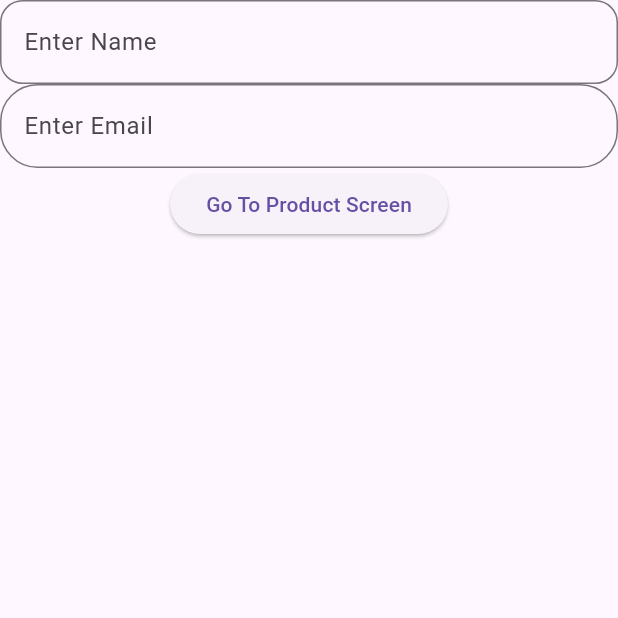
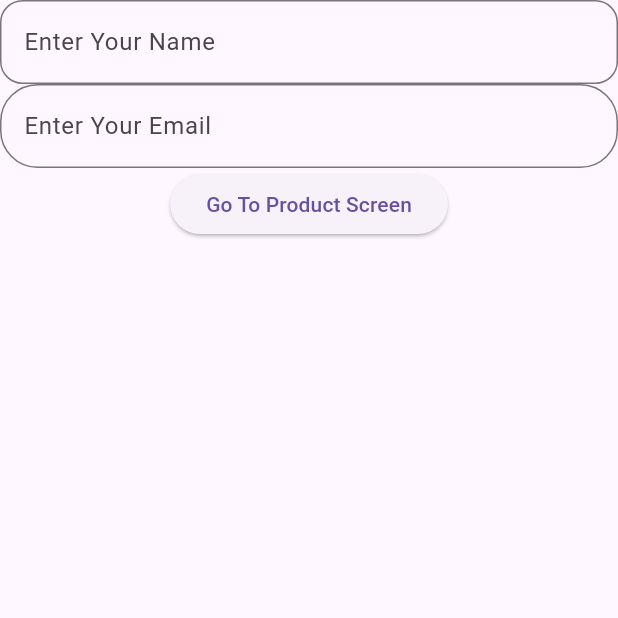
Before and after one commit to Mrvicky321/datapasing, a Flutter app: the screen it shows after launch, on a phone screen of 412 x 824 dp, the top half of it. Run offline on Flutter 3.47's test engine with Material 3 defaults, Android fonts, the phone set to English and light mode, and no system bars.

Commit message:
Text changed

```diff
--- a/lib/home_screen.dart
+++ b/lib/home_screen.dart
@@ -18,11 +18,11 @@ class _HomeScreenState extends State<HomeScreen> {
         children: [
           TextField(
             controller:nameController ,
-            decoration: InputDecoration(hintText: "Enter Name",border: OutlineInputBorder(borderRadius: BorderRadius.all(Radius.circular(15)))),
+            decoration: InputDecoration(hintText: "Enter Your Name",border: OutlineInputBorder(borderRadius: BorderRadius.all(Radius.circular(15)))),
           ),
           TextField(
             controller:emailController ,
-            decoration: InputDecoration(hintText: "Enter Email",border: OutlineInputBorder(borderRadius: BorderRadius.all(Radius.circular(25)))),
+            decoration: InputDecoration(hintText: "Enter Your Email",border: OutlineInputBorder(borderRadius: BorderRadius.all(Radius.circular(25)))),
           ),
           ElevatedButton(onPressed: () async{
 
```
